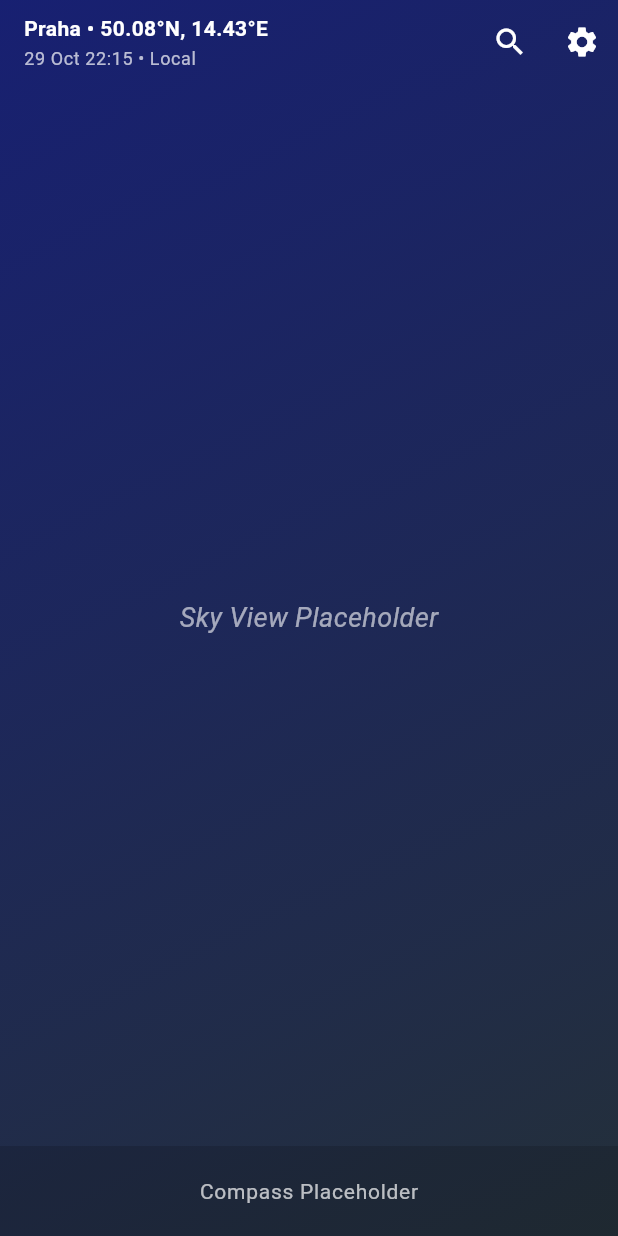
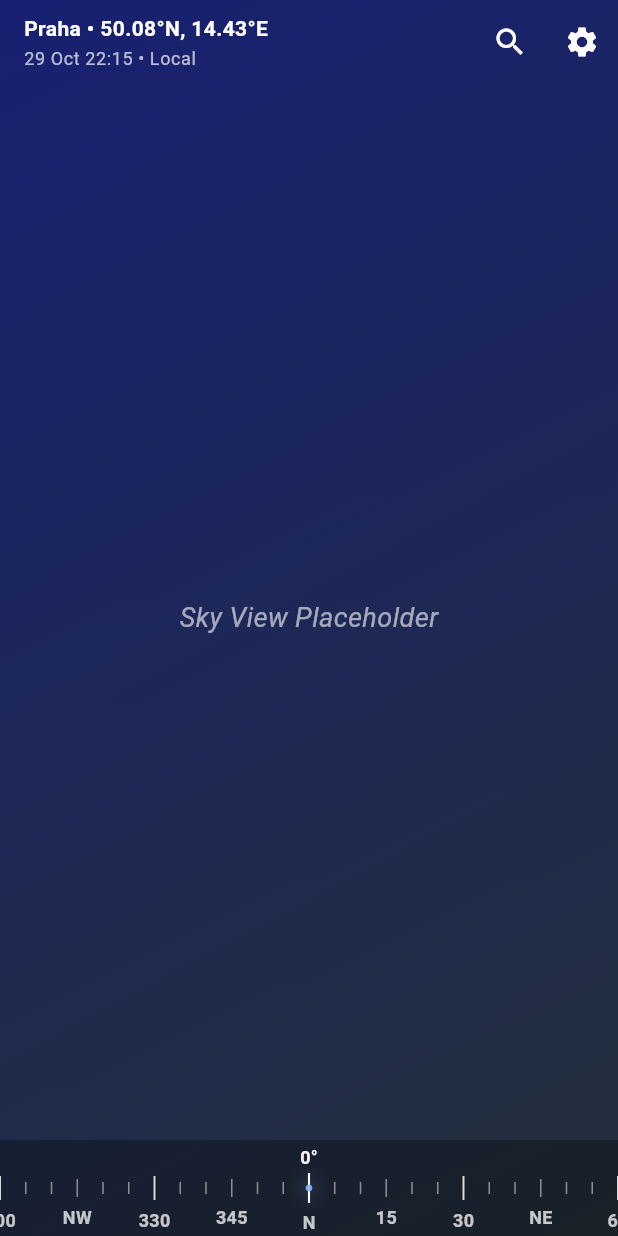
Before and after one commit to vojtechtomasek/livenight_skyview, a Flutter app: the screen it shows after launch, on a phone screen of 412 x 824 dp. Run offline on Flutter 3.47's test engine with Material 3 defaults, Android fonts, the phone set to English and light mode, and no system bars; our stand-ins replace auto_route, flutter_compass.

Commit message:
Implement compass functionality with CompassProvider and update UI components

```diff
--- a/lib/main.dart
+++ b/lib/main.dart
@@ -1,4 +1,6 @@
 import 'package:flutter/material.dart';
+import 'package:provider/provider.dart';
+import 'providers/conpass_provider.dart';
 import 'routes/app_router.dart';
 
 void main() {
@@ -12,9 +14,16 @@ class MainApp extends StatelessWidget {
   Widget build(BuildContext context) {
     final appRouter = AppRouter();
 
-    return MaterialApp.router(
-      debugShowCheckedModeBanner: false,
-      routerConfig: appRouter.config(),
+    return MultiProvider(
+      providers: [
+        ChangeNotifierProvider(
+          create: (_) => CompassProvider()..start(),
+        ),
+      ],
+      child: MaterialApp.router(
+        debugShowCheckedModeBanner: false,
+        routerConfig: appRouter.config(),
+      ),
     );
   }
 }
--- /dev/null
+++ b/lib/screens/sky_view/widgets/compass_widget.dart
@@ -0,0 +1,174 @@
+import 'package:flutter/material.dart';
+
+class CompassWidget extends StatelessWidget {
+  final double heading;        // azimut [0..360)
+  final double fovDegrees;     // šířka škály
+  final Color color;
+  final Color markerColor;
+
+  const CompassWidget({
+    super.key,
+    required this.heading,
+    this.fovDegrees = 120,
+    this.color = Colors.white,
+    this.markerColor = const Color(0xFF8AB4F8),
+  });
+
+  @override
+  Widget build(BuildContext context) {
+    return CustomPaint(
+      painter: _CompassPainter(
+        heading: heading,
+        fov: fovDegrees.clamp(30, 180),
+        color: color,
+        markerColor: markerColor,
+        textStyle: Theme.of(context).textTheme.bodySmall?.copyWith(
+              color: color.withValues(alpha: .75),
+              fontSize: 12,
+              fontWeight: FontWeight.w600,
+              letterSpacing: 0.2,
+            ),
+      ),
+      size: const Size.fromHeight(64),
+    );
+  }
+}
+
+class _CompassPainter extends CustomPainter {
+  final double heading;
+  final double fov;
+  final Color color;
+  final Color markerColor;
+  final TextStyle? textStyle;
+
+  _CompassPainter({
+    required this.heading,
+    required this.fov,
+    required this.color,
+    required this.markerColor,
+    required this.textStyle,
+  });
+
+  static int _norm(int deg) {
+    int n = deg % 360;
+    return n < 0 ? n + 360 : n;
+  }
+
+  static String _dirLabel(int d) {
+    switch (_norm(d)) {
+      case 0: return 'N';
+      case 45: return 'NE';
+      case 90: return 'E';
+      case 135: return 'SE';
+      case 180: return 'S';
+      case 225: return 'SW';
+      case 270: return 'W';
+      case 315: return 'NW';
+      default: return '';
+    }
+  }
+
+  @override
+  void paint(Canvas canvas, Size size) {
+    final w = size.width;
+    final h = size.height;
+    final centerY = h / 2;
+
+    final tickMinor = Paint()
+      ..color = color.withValues(alpha: .5)
+      ..strokeWidth = 1;
+
+    final tickMajor = Paint()
+      ..color = color.withValues(alpha: .85)
+      ..strokeWidth = 1.3;
+
+    final pxPerDeg = w / fov;
+    final startDegD = heading - fov / 2.0;
+    final endDegD = heading + fov / 2.0;
+
+    final int start = startDegD.floor();
+    final int end = endDegD.ceil();
+
+    for (int deg = start; deg <= end; deg++) {
+      if (deg % 5 != 0) continue;
+      final double x = (deg - startDegD) * pxPerDeg;
+      final int n = _norm(deg);
+
+      double len = 8;
+      Paint p = tickMinor;
+
+      if (n % 15 == 0) len = 12;
+      if (n % 30 == 0) { len = 16; p = tickMajor; }
+      if (n % 90 == 0) { len = 18; p = tickMajor; }
+
+      final y1 = centerY - len / 2;
+      final y2 = centerY + len / 2;
+      canvas.drawLine(Offset(x, y1), Offset(x, y2), p);
+
+      String label = '';
+      if (n % 45 == 0) {
+        label = _dirLabel(n);
+      } else if (n % 15 == 0) {
+        label = '$n';
+      }
+
+      if (label.isNotEmpty) {
+        final tp = TextPainter(
+          text: TextSpan(text: label, style: textStyle),
+          textDirection: TextDirection.ltr,
+        )..layout();
+        tp.paint(canvas, Offset(x - tp.width / 2, centerY + len / 2 + 6));
+      }
+    }
+
+    // Středový marker
+    final cx = w / 2;
+
+    // Glow efekt (rozmazaná modrá)
+    final glow = Paint()
+      ..color = markerColor.withValues(alpha: .4)
+      ..maskFilter = const MaskFilter.blur(BlurStyle.normal, 6);
+    canvas.drawCircle(Offset(cx, centerY), 4, glow);
+
+    // Hlavní ryska
+    canvas.drawLine(
+      Offset(cx, centerY - 10),
+      Offset(cx, centerY + 10),
+      Paint()
+        ..color = Colors.white.withValues(alpha: .9)
+        ..strokeWidth = 1.4,
+    );
+
+    // modrá tečka uprostřed
+    canvas.drawCircle(
+      Offset(cx, centerY),
+      2.2,
+      Paint()
+        ..color = markerColor.withValues(alpha: .9)
+        ..style = PaintingStyle.fill,
+    );
+
+    // Aktuální hodnota nad markerem
+    final int centerDeg = _norm(heading.round());
+    final tp = TextPainter(
+      text: TextSpan(
+        text: '$centerDeg°',
+        style: (textStyle ?? const TextStyle()).copyWith(
+          color: Colors.white.withValues(alpha: .95),
+          fontWeight: FontWeight.w700,
+        ),
+      ),
+      textDirection: TextDirection.ltr,
+    )..layout();
+
+    tp.paint(canvas, Offset(cx - tp.width / 2, centerY - 28));
+  }
+
+  @override
+  bool shouldRepaint(covariant _CompassPainter old) =>
+      old.heading != heading ||
+      old.fov != fov ||
+      old.color != color ||
+      old.markerColor != markerColor ||
+      old.textStyle != textStyle;
+}
--- a/lib/screens/sky_view/widgets/sky_view_bottom_bar.dart
+++ b/lib/screens/sky_view/widgets/sky_view_bottom_bar.dart
@@ -1,5 +1,7 @@
 import 'package:flutter/material.dart';
-
+import 'package:provider/provider.dart';
+import '../../../providers/conpass_provider.dart';
+import 'compass_widget.dart';
 class SkyViewBottomBar extends StatelessWidget {
   const SkyViewBottomBar({super.key});
 
@@ -12,16 +14,18 @@ class SkyViewBottomBar extends StatelessWidget {
       child: SafeArea(
         top: false,
         child: Container(
-          height: 60,
-          alignment: Alignment.center,
-          color: Colors.black.withValues(alpha: 0.15),
-          child: Text(
-            "Compass Placeholder",
-            style: TextStyle(
-              color: Colors.white.withValues(alpha: 0.7),
-              fontSize: 14,
-              letterSpacing: 0.5,
-            ),
+          height: 64,
+          color: Colors.black.withValues(alpha: .30),
+          child: Consumer<CompassProvider>(
+            builder: (_, compass, __) {
+              final heading = compass.heading ?? 0.0;
+              return CompassWidget(
+                heading: heading,
+                fovDegrees: 120,
+                color: Colors.white,
+                markerColor: const Color(0xFF8AB4F8),
+              );
+            },
           ),
         ),
       ),
```
Also changed, not shown: lib/providers/conpass_provider.dart (added, +62 -0 lines).
